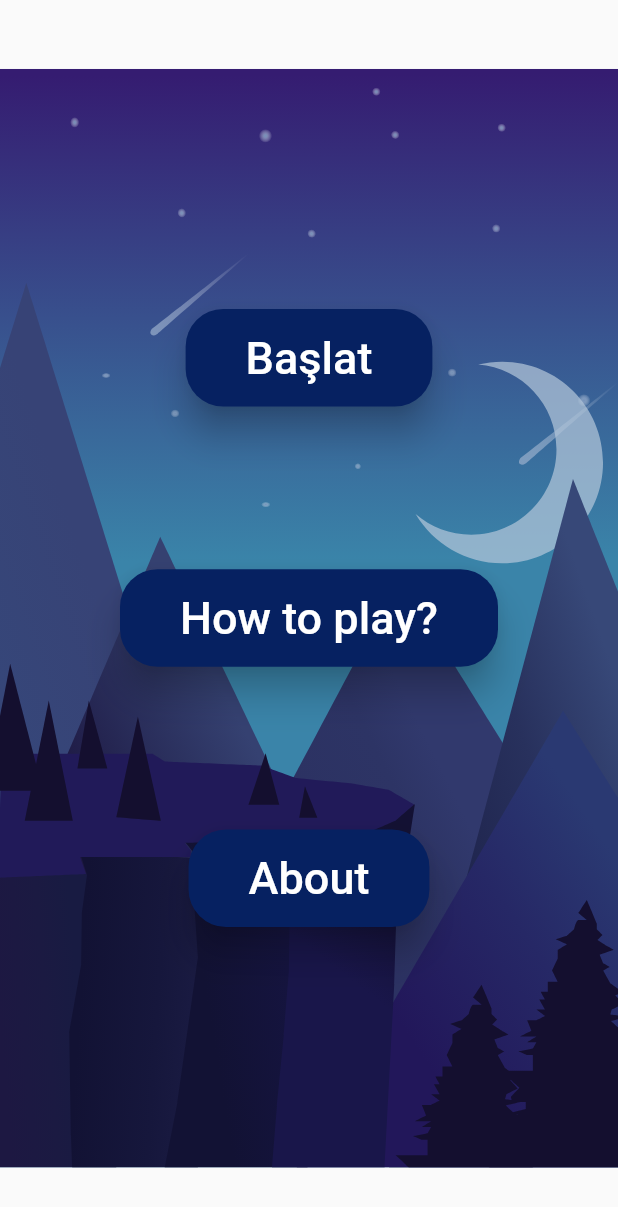
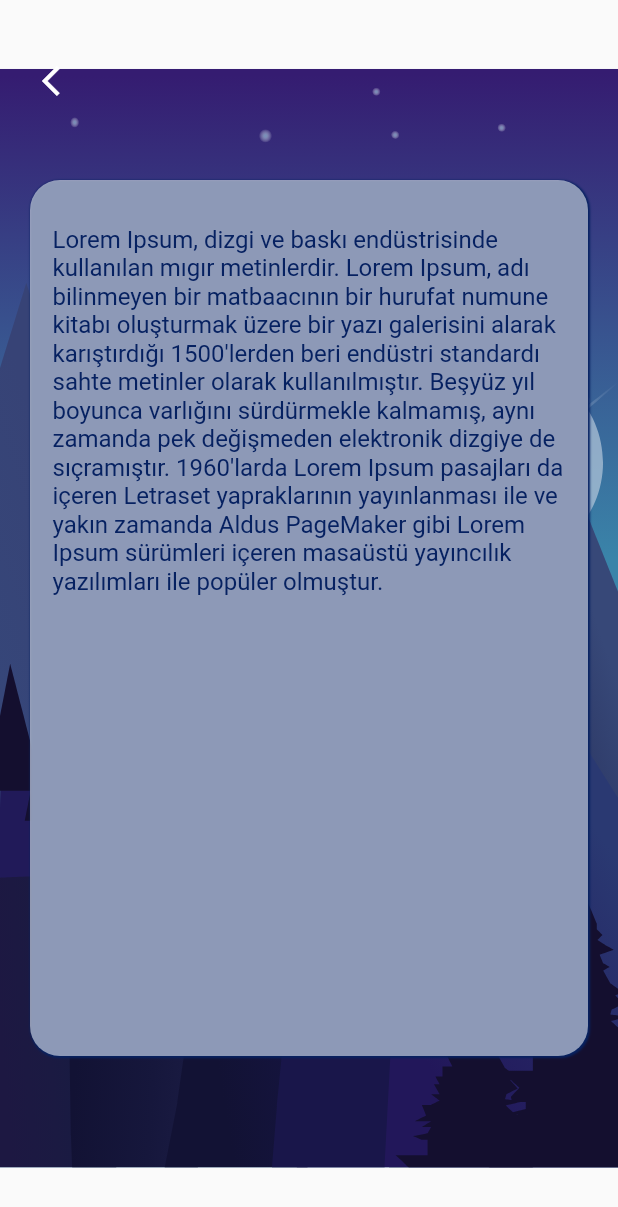
Before and after one commit to mertguven/dragTheStone, a Flutter app: the screen it shows after launch, after a tap on "How to play?", on a phone screen of 412 x 824 dp. Shown: the top 1207 px of the screen. Run offline on Flutter 3.47's test engine with Material 2 defaults, Android fonts, the phone set to English and light mode, and no system bars; our stand-ins replace font_awesome_flutter, lottie.

Commit message:
genel güncelleme

```diff
--- a/lib/main.dart
+++ b/lib/main.dart
@@ -1,4 +1,4 @@
-import 'package:dragTheStone/Home_Page.dart';
+import 'package:dragTheStone/screens/home_Page.dart';
 import 'package:flutter/material.dart';
 
 void main() {
--- a/lib/home_Page.dart
+++ b/lib/screens/home_Page.dart
@@ -1,3 +1,7 @@
+import 'package:dragTheStone/screens/aboutPage.dart';
+import 'package:dragTheStone/screens/gameSettingsPage.dart';
+import 'package:dragTheStone/screens/howToPlayPage.dart';
+import 'package:flutter/cupertino.dart';
 import 'package:flutter/material.dart';
 import 'package:lottie/lottie.dart';
 
@@ -25,7 +29,10 @@ class _HomePageState extends State<HomePage> {
                 mainAxisAlignment: MainAxisAlignment.spaceBetween,
                 children: [
                   RaisedButton(
-                    onPressed: () {},
+                    onPressed: () => Navigator.push(
+                        context,
+                        CupertinoPageRoute(
+                            builder: (context) => GameSettingsPage())),
                     padding: EdgeInsets.symmetric(vertical: 15, horizontal: 40),
                     shape: RoundedRectangleBorder(
                       borderRadius: BorderRadius.circular(25),
@@ -33,12 +40,15 @@ class _HomePageState extends State<HomePage> {
                     elevation: 10,
                     color: Color(0xFF062161),
                     child: Text(
-                      "Başlat",
+                      "Start",
                       style: TextStyle(color: Colors.white, fontSize: 30),
                     ),
                   ),
                   RaisedButton(
-                    onPressed: () {},
+                    onPressed: () => Navigator.push(
+                        context,
+                        CupertinoPageRoute(
+                            builder: (context) => HowToPlayPage())),
                     padding: EdgeInsets.symmetric(vertical: 15, horizontal: 40),
                     shape: RoundedRectangleBorder(
                       borderRadius: BorderRadius.circular(25),
@@ -51,7 +61,8 @@ class _HomePageState extends State<HomePage> {
                     ),
                   ),
                   RaisedButton(
-                    onPressed: () {},
+                    onPressed: () => Navigator.push(context,
+                        CupertinoPageRoute(builder: (context) => AboutPage())),
                     padding: EdgeInsets.symmetric(vertical: 15, horizontal: 40),
                     shape: RoundedRectangleBorder(
                       borderRadius: BorderRadius.circular(25),
@@ -59,7 +70,7 @@ class _HomePageState extends State<HomePage> {
                     elevation: 10,
                     color: Color(0xFF062161),
                     child: Text(
-                      "About",
+                      "About Us",
                       style: TextStyle(color: Colors.white, fontSize: 30),
                     ),
                   ),
--- /dev/null
+++ b/lib/screens/howToPlayPage.dart
@@ -0,0 +1,55 @@
+import 'package:flutter/material.dart';
+
+import 'package:lottie/lottie.dart';
+
+class HowToPlayPage extends StatelessWidget {
+  @override
+  Widget build(BuildContext context) {
+    return Scaffold(
+      body: Stack(
+        children: [
+          Lottie.asset(
+            "assets/home_page_background_animation.json",
+            width: MediaQuery.of(context).size.width,
+            height: MediaQuery.of(context).size.height,
+          ),
+          Container(
+            padding: EdgeInsets.symmetric(vertical: 30, horizontal: 15),
+            margin: EdgeInsets.symmetric(horizontal: 20, vertical: 120),
+            height: MediaQuery.of(context).size.height,
+            decoration: BoxDecoration(
+                borderRadius: BorderRadius.circular(20),
+                color: Colors.white54,
+                boxShadow: [
+                  BoxShadow(
+                    color: Color(0xFF062161),
+                    blurRadius: 0.5,
+                    offset: Offset(0.5, 0.5),
+                    spreadRadius: 0.5,
+                  ),
+                ]),
+            child: Text(
+              "Lorem Ipsum, dizgi ve baskı endüstrisinde kullanılan mıgır metinlerdir. Lorem Ipsum, adı bilinmeyen bir matbaacının bir hurufat numune kitabı oluşturmak üzere bir yazı galerisini alarak karıştırdığı 1500'lerden beri endüstri standardı sahte metinler olarak kullanılmıştır. Beşyüz yıl boyunca varlığını sürdürmekle kalmamış, aynı zamanda pek değişmeden elektronik dizgiye de sıçramıştır. 1960'larda Lorem Ipsum pasajları da içeren Letraset yapraklarının yayınlanması ile ve yakın zamanda Aldus PageMaker gibi Lorem Ipsum sürümleri içeren masaüstü yayıncılık yazılımları ile popüler olmuştur.",
+              style: TextStyle(
+                color: Color(0xFF062161),
+                fontSize: 16,
+              ),
+            ),
+          ),
+          Container(
+            margin: EdgeInsets.only(top: 26),
+            child: ListTile(
+              leading: IconButton(
+                onPressed: () => Navigator.pop(context),
+                icon: Icon(
+                  Icons.arrow_back_ios,
+                  color: Colors.white,
+                ),
+              ),
+            ),
+          ),
+        ],
+      ),
+    );
+  }
+}
--- a/pubspec.yaml
+++ b/pubspec.yaml
@@ -29,6 +29,8 @@ dependencies:
   # Use with the CupertinoIcons class for iOS style icons.
   cupertino_icons: ^1.0.0
   lottie: ^0.7.0+1
+  font_awesome_flutter: ^8.10.0
+  url_launcher: ^5.7.10
   button3d:
 
 dev_dependencies:
```
Also changed, not shown: lib/screens/aboutPage.dart (added, +141 -0 lines), lib/screens/gameSettingsPage.dart (added, +38 -0 lines), pubspec.lock.
